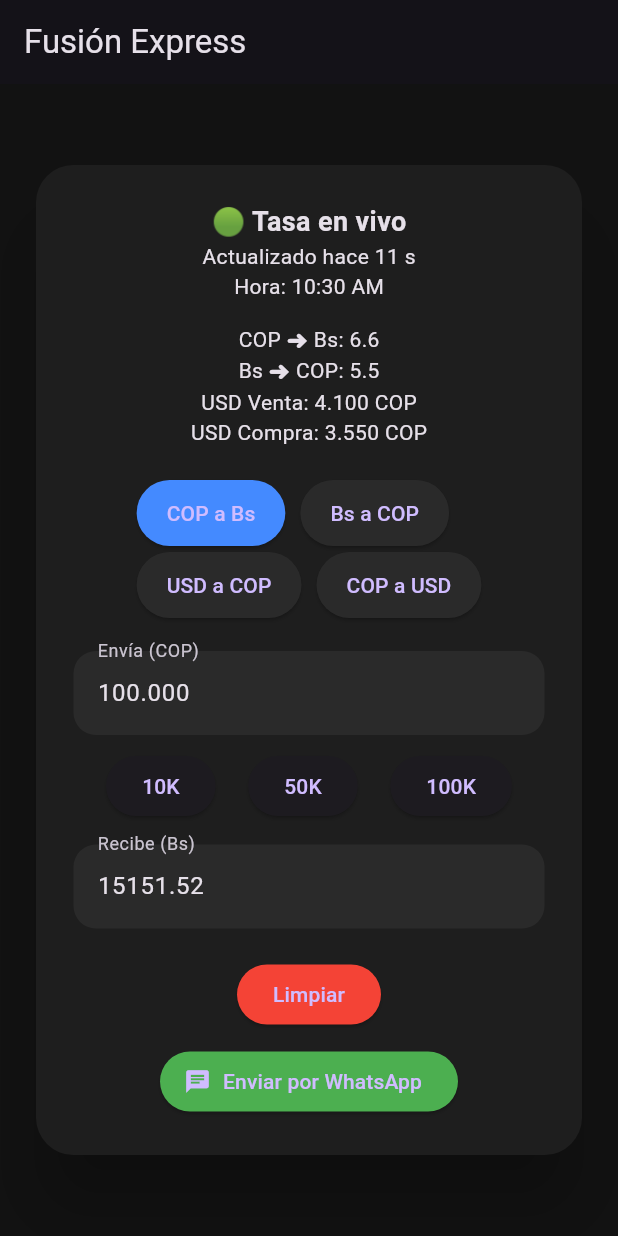
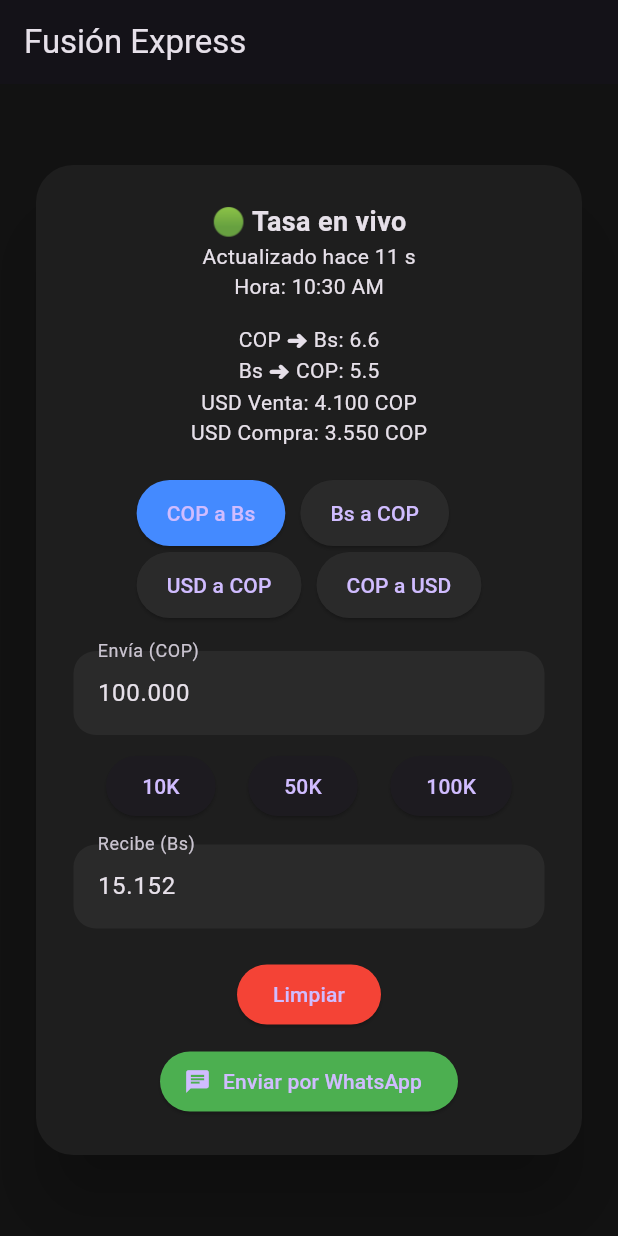
Before and after one commit to alexanderjgp02-arch/fusion-express, a Flutter app: the screen it shows after launch, after a tap on "10K", after a tap on "50K", after a tap on "100K", on a phone screen of 412 x 824 dp. Run offline on Flutter 3.47's test engine with Material 3 defaults, Android fonts, the light colour scheme and no system bars; network calls fail.

Commit message:
Corrección cálculo COP a Bs

```diff
--- a/lib/main.dart
+++ b/lib/main.dart
@@ -184,7 +184,14 @@ Hora: $hora
     resultado = monto / usdVenta;
   }
 
-    String formatted = resultado.toStringAsFixed(2);
+  String formatted;
+
+  if (_tipoOperacion == "COP a USD") {
+    formatted = resultado.toStringAsFixed(2);
+  } else {
+    formatted = _formatter.format(resultado.round());
+  }
+
   _recibeController.value = TextEditingValue(
     text: formatted,
     selection: TextSelection.collapsed(offset: formatted.length),
@@ -373,7 +380,35 @@ Hora: $hora
 
 Row(
   mainAxisAlignment: MainAxisAlignment.spaceEvenly,
-  children: [
+  children: _tipoOperacion == "USD a COP" || _tipoOperacion == "COP a USD"
+      ? [
+
+          ElevatedButton(
+            onPressed: () {
+              _enviaController.text = "5";
+              calcularDesdeEnvia("5");
+            },
+            child: const Text("5"),
+          ),
+
+          ElevatedButton(
+            onPressed: () {
+              _enviaController.text = "10";
+              calcularDesdeEnvia("10");
+            },
+            child: const Text("10"),
+          ),
+
+          ElevatedButton(
+            onPressed: () {
+              _enviaController.text = "20";
+              calcularDesdeEnvia("20");
+            },
+            child: const Text("20"),
+          ),
+
+        ]
+      : [
 
           ElevatedButton(
             onPressed: () {
```
Lines whose indentation alone changed are shown as unchanged.
